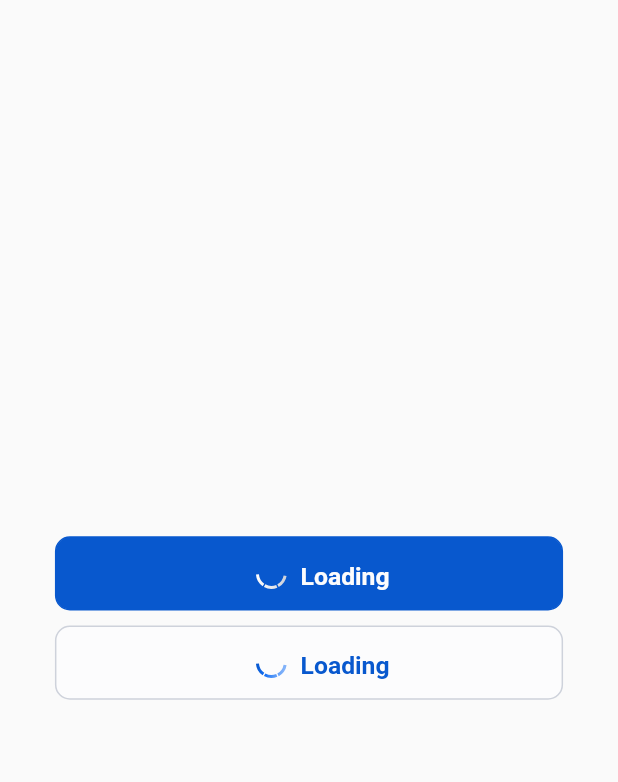
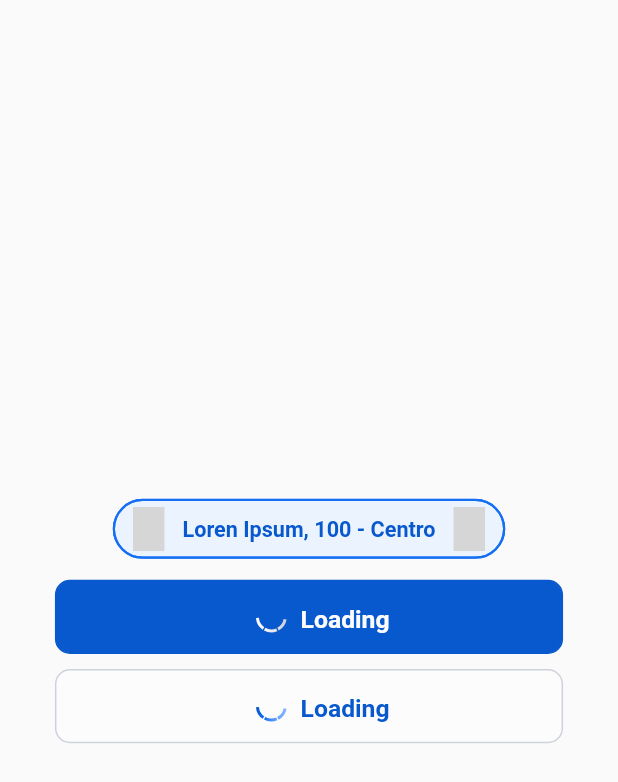
Before and after one commit to Matteuus/ion_mobile, a Flutter app: the screen it shows after launch, after a tap on "Salvar", on a phone screen of 412 x 824 dp. Shown: the top 782 px of the screen. Run offline on Flutter 3.47's test engine with Material 2 defaults, Android fonts, the phone set to English and light mode, and no system bars; our stand-ins replace animate_do, flutter_screenutil, flutter_svg, mobx; missing offline and left inert: widgetbook; generated files the repository leaves out were written again; Roboto replaces fonts that are missing (Source Sans Pro); grey boxes are pictures that could not be loaded.

Commit message:
[ION-001] Correções em button, e criação do Chip

```diff
--- a/example/lib/main.dart
+++ b/example/lib/main.dart
@@ -36,6 +36,14 @@ class _HomeState extends State<Home> {
         child: Column(
           mainAxisAlignment: MainAxisAlignment.center,
           children: [
+            IonChipSelected(
+              text: 'Loren Ipsum, 100 - Centro',
+              icon: IonIcons.localization,
+              onDeleted: () => debugPrint('teste'),
+            ),
+            const SizedBox(
+              height: 10,
+            ),
             IonButtonPrimary(
               icon: IonIcons.clip,
               iconColor: Colors.white,
--- a/example/pubspec.yaml
+++ b/example/pubspec.yaml
@@ -65,10 +65,9 @@ flutter:
   uses-material-design: true
 
   # To add assets to your application, add an assets section, like this:
-  assets:
+  # assets:
     # - assets/icons/
-    - packages/ion_mobile/assets/icons/localization.svg
-  #   - images/a_dot_ham.jpeg
+    # - images/a_dot_ham.jpeg
 
   # An image asset can refer to one or more resolution-specific "variants", see
   # https://flutter.dev/assets-and-images/#resolution-aware
--- a/lib/design/iconography/ion_icons.dart
+++ b/lib/design/iconography/ion_icons.dart
@@ -1,6 +1,5 @@
-import 'package:flutter_svg/svg.dart';
-
 class IonIcons {
   static const String localization = 'assets/icons/localization.svg';
   static const String clip = 'assets/icons/clip.svg';
+  static const String close = 'assets/icons/close.svg';
 }
--- a/lib/ion_mobile.dart
+++ b/lib/ion_mobile.dart
@@ -1,3 +1,4 @@
 library ion_mobile;
 
 export 'widgets/button.dart';
+export 'widgets/chip.dart';
--- /dev/null
+++ b/lib/widgets/chip.dart
@@ -0,0 +1,96 @@
+import 'package:flutter/material.dart';
+import 'package:flutter_svg/flutter_svg.dart';
+import 'package:ion_mobile/design/colors.dart';
+import 'package:ion_mobile/design/iconography/ion_icons.dart';
+import 'package:ion_mobile/design/typography/body.dart';
+import 'package:ion_mobile/design/typography/footnote.dart';
+import 'package:ion_mobile/design/typography/heading.dart';
+import 'package:ion_mobile/design/typography/text_style.dart';
+
+abstract class IonChip extends Chip {
+  // final Widget? avatar;
+  // final Widget? deleteIcon;
+  // final Color? deleteIonColor;
+  final Color? backgroundColor;
+  final BorderSide? side;
+  const IonChip(
+      {super.key,
+      required super.label,
+      this.backgroundColor,
+      this.side,
+      super.avatar,
+      super.onDeleted,
+      super.deleteIcon})
+      : super(
+          backgroundColor: backgroundColor,
+          side: side,
+        );
+}
+
+class IonChipSelected extends IonChip {
+  final String? text;
+  final String? icon;
+  IonChipSelected({
+    super.key,
+    required this.text,
+    super.onDeleted,
+    this.icon,
+  }) : super(
+            backgroundColor: IonMainColors.primary1,
+            side: const BorderSide(color: IonMainColors.primary5, width: 1.5),
+            label: Padding(
+              padding: const EdgeInsets.all(4.0),
+              child: Text(text!,
+                  style: const IonTextStyleBody(
+                      ionFontWeight: IonFontWeight.medium,
+                      ionFontStyle: IonFontStyle.normal,
+                      ionBodyColor: IonBodyColor.primary6,
+                      ionFontSize: IonBodyFontSizeHeight.regular)),
+            ),
+            avatar: icon != null
+                ? Padding(
+                    padding: const EdgeInsets.only(left: 8),
+                    child: SvgPicture.asset(
+                      icon,
+                      color: IonMainColors.primary6,
+                      package: 'ion_mobile',
+                    ),
+                  )
+                : null,
+            deleteIcon: Padding(
+              padding: const EdgeInsets.only(right: 8.0),
+              child: SvgPicture.asset(
+                IonIcons.close,
+                color: IonMainColors.primary6,
+                package: 'ion_mobile',
+              ),
+            ));
+}
+
+
+
+// Chip(
+//                             label: const Text(
+//                               "Travessa Tiradentes, 154 - Centro",
+//                               style: TextStyle(
+//                                 color: Color(0xff146FF5),
+//                               ),
+//                             ),
+//                             avatar: const Icon(
+//                               Icons.location_on,
+//                               color: Color(0xff146FF5),
+//                             ),
+//                             backgroundColor: Colors.white,
+//                             side: const BorderSide(
+//                                 color: Color(0xff146FF5), width: 1.5),
+//                             deleteIcon: const Icon(
+//                               Icons.close,
+//                               color: Color(0xff146FF5),
+//                             ),
+//                             deleteIconColor: const Color(0xff146FF5),
+//                             onDeleted: () {
+//                               setState(() {
+//                                 locationVisible = false;
+//                               });
+//                             },
+//                           ),
--- a/pubspec.yaml
+++ b/pubspec.yaml
@@ -32,6 +32,7 @@ flutter:
   assets:
     - packages/ion_mobile/assets/icons/localization.svg
     - packages/ion_mobile/assets/icons/clip.svg
+    - packages/ion_mobile/assets/icons/close.svg
 
   #
   # For details regarding assets in packages, see
```
Also changed, not shown: lib/assets/icons/close.svg (added).
